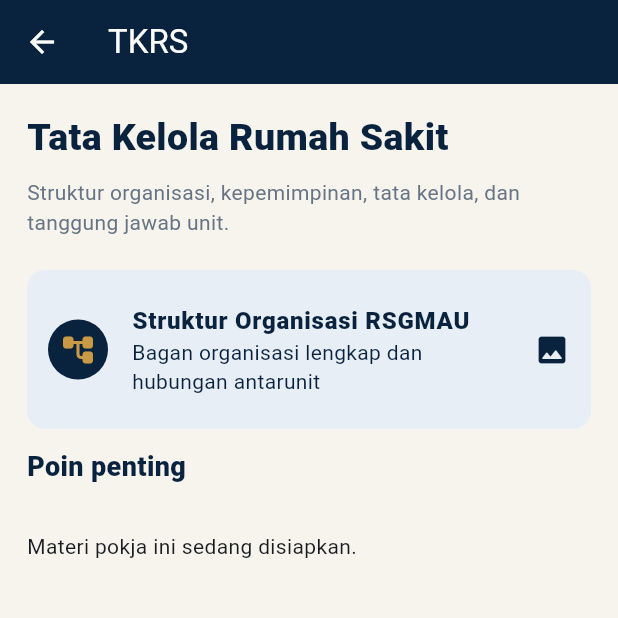
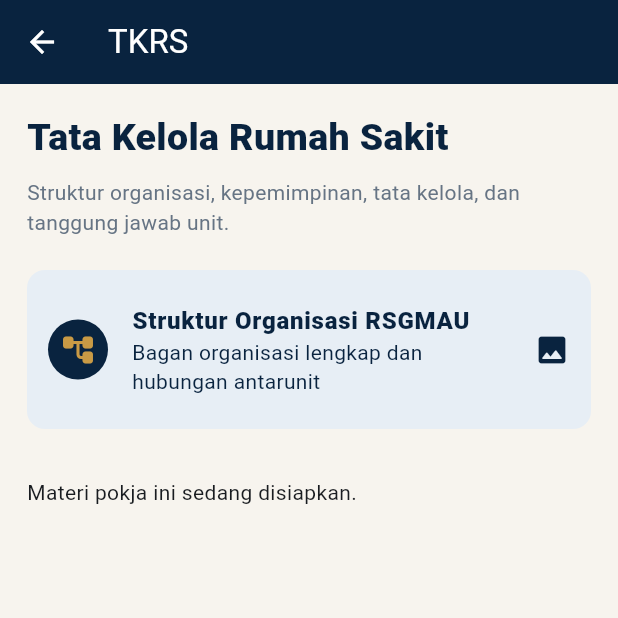
Before and after one commit to edukreatifnusantara-ai/RSGMAU, a Flutter app: the TopicPage screen opened directly with sample values from the repository, on a phone screen of 412 x 824 dp, the top half of it. Run offline on Flutter 3.47's test engine with Material 3 defaults, Android fonts, the phone set to English and light mode, and no system bars; our stand-ins replace shared_preferences; accounts and stored records are empty; Roboto replaces fonts that are missing (Arial).

Commit message:
fix: remove important-points heading from TKRS

```diff
--- a/lib/main.dart
+++ b/lib/main.dart
@@ -860,6 +860,7 @@ class TopicPage extends StatelessWidget {
           if (topic.code == 'MFK') _aparCard(context),
           if (topic.code == 'KPS') _kpsVisualCard(),
           if (topic.code == 'HPK') _hpkPosterCard(),
+          if (topic.code != 'TKRS')
             const Padding(
               padding: EdgeInsets.only(bottom: 10),
               child: Text(
@@ -1046,7 +1047,9 @@ class TopicPage extends StatelessWidget {
                           padding: const EdgeInsets.all(8),
                           alignment: Alignment.centerLeft,
                           child: Text(
-                            label.isEmpty ? 'Poin penting' : label,
+                            label.isEmpty
+                                ? (item.category == 'TKRS' ? 'Informasi' : 'Poin penting')
+                                : label,
                             style: TextStyle(
                               color: accent,
                               fontSize: 12,
```
Lines whose indentation alone changed are shown as unchanged.
